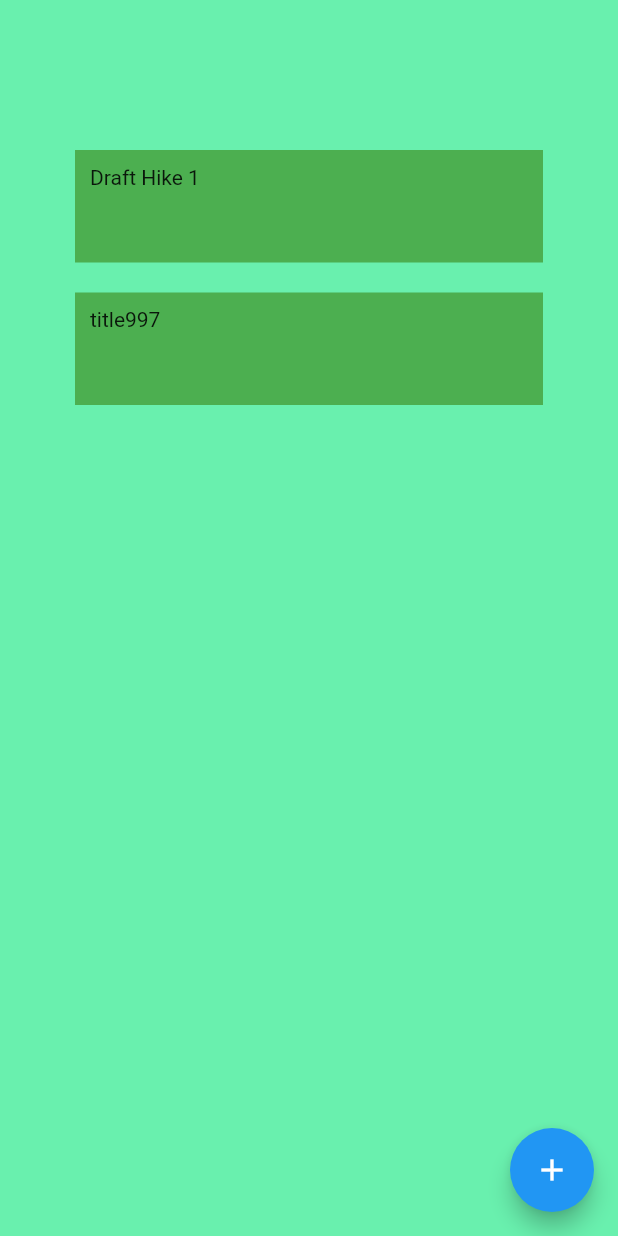
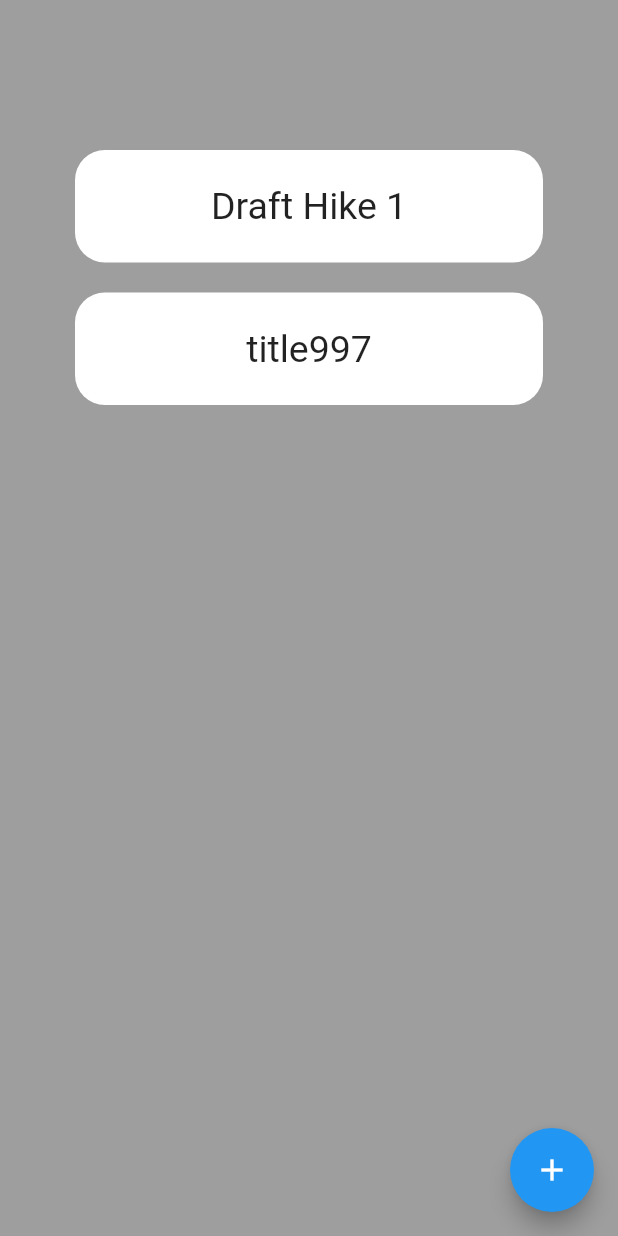
Before and after one commit to stackunderfl0w/hiking_app, a Flutter app: the Planner screen opened directly, after a tap on "Draft Hike 1", after a tap on the "replay" icon, on a phone screen of 412 x 824 dp. Run offline on Flutter 3.47's test engine with Material 2 defaults, Android fonts, the phone set to English and light mode, and no system bars; our stand-ins replace email_validator, firebase_auth, firebase_core, flutter_map, flutter_rating_bar, latlong2; missing offline and left inert: background_location, flutter_map_line_editor; accounts and stored records are empty.

Commit message:
added better ui for planner page

```diff
--- a/lib/planner_page.dart
+++ b/lib/planner_page.dart
@@ -23,7 +23,7 @@ class _PlannerState extends State<Planner> {
   Widget build(BuildContext context) {
     if(page==0){
       return Scaffold(
-        backgroundColor: Colors.greenAccent,
+        backgroundColor: Colors.grey,
           body:SingleChildScrollView(
             child:Container(
               padding: const EdgeInsets.fromLTRB(50, 100, 50, 100),
@@ -33,11 +33,16 @@ class _PlannerState extends State<Planner> {
                     GestureDetector(
                       onTap: () { setState(() {page=1; points=i.points;}); },
                       child: Container(
+                        decoration: BoxDecoration(
+                            borderRadius: BorderRadius.all(Radius.circular(20)),
+                            color: Colors.white,
+                        ),
                       width: double.infinity,
                       height: 75,
                       padding: EdgeInsets.fromLTRB(10, 10, 10, 10),
-                      decoration: const BoxDecoration(color: Colors.green),
-                      child: Text(i.title),
+                      child: Center(
+                        child: Text(i.title, style: TextStyle(fontSize: 25),),
+                      ),
                       ),
                     ),
                     const SizedBox(height: 20),
```
